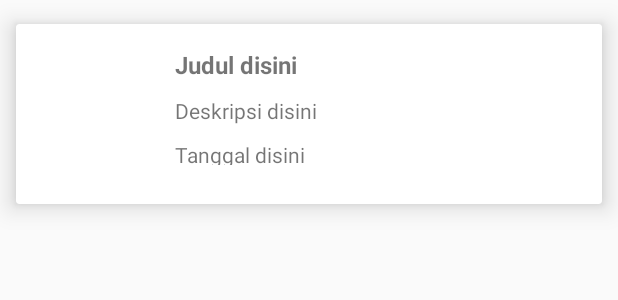
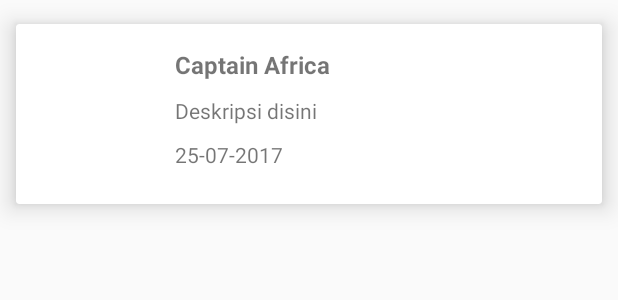
Before and after one commit to aharoldk/MovieDicoding, an Android app: the layout row_main.xml on its own in the app's theme, with its tools: preview values and no code run, on a phone screen of 412 x 824 dp. Shown: the top 300 px of the screen. Run offline under Robolectric (Android 15) with nearby library versions, the phone set to English and light mode, and no system bars.

Commit message:
Done Submission 1

```diff
--- a/app/build.gradle
+++ b/app/build.gradle
@@ -10,6 +10,9 @@ android {
         versionCode 1
         versionName "1.0"
         testInstrumentationRunner "android.support.test.runner.AndroidJUnitRunner"
+
+        buildConfigField("String", "API_KEY", API_KEY)
+        buildConfigField("String", "LANG", LANG)
     }
     buildTypes {
         release {
@@ -17,6 +20,7 @@ android {
             proguardFiles getDefaultProguardFile('proguard-android.txt'), 'proguard-rules.pro'
         }
     }
+
 }
 
 dependencies {
--- a/app/src/main/AndroidManifest.xml
+++ b/app/src/main/AndroidManifest.xml
@@ -21,7 +21,8 @@
                 <category android:name="android.intent.category.LAUNCHER" />
             </intent-filter>
         </activity>
-        <activity android:name=".DetailActivity" />
+        <activity android:name=".DetailActivity"
+            android:theme="@style/AppTheme.NoActionBar"/>
 
         <service android:name=".utils.gcmplayservices.SchedulerService"
             android:permission="com.google.android.gms.permission.BIND_NETWORK_TASK_SERVICE"
--- a/app/src/main/res/layout/row_main.xml
+++ b/app/src/main/res/layout/row_main.xml
@@ -1,6 +1,7 @@
 <?xml version="1.0" encoding="utf-8"?>
 <android.support.v7.widget.CardView xmlns:android="http://schemas.android.com/apk/res/android"
     xmlns:app="http://schemas.android.com/apk/res-auto"
+    xmlns:tools="http://schemas.android.com/tools"
     android:orientation="vertical"
     android:layout_width="match_parent"
     android:layout_height="wrap_content"
@@ -29,35 +30,35 @@
                 android:id="@+id/tvTitle"
                 android:layout_width="match_parent"
                 android:layout_height="wrap_content"
-                android:text="Judul disini"
                 android:maxLength="30"
                 android:ellipsize="end"
                 android:maxLines="1"
                 android:textSize="16sp"
                 android:textStyle="bold"
-                android:layout_marginBottom="10dp"/>
+                android:layout_marginBottom="10dp"
+                tools:text="Captain Africa"/>
 
             <TextView
                 android:id="@+id/tvDesk"
                 android:layout_width="match_parent"
                 android:layout_height="wrap_content"
-                android:text="Deskripsi disini"
                 android:maxLength="30"
                 android:ellipsize="end"
                 android:maxLines="1"
                 android:textSize="14sp"
-                android:layout_marginBottom="10dp"/>
+                android:layout_marginBottom="10dp"
+                tools:text="Deskripsi disini"/>
 
             <TextView
                 android:id="@+id/tvDate"
                 android:layout_width="match_parent"
                 android:layout_height="wrap_content"
-                android:text="Tanggal disini"
                 android:maxLength="30"
                 android:ellipsize="end"
                 android:maxLines="1"
                 android:textSize="14sp"
-                android:layout_marginBottom="10dp"/>
+                android:layout_marginBottom="10dp"
+                tools:text="25-07-2017"/>
         </LinearLayout>
     </LinearLayout>
 
--- a/app/src/main/res/values/styles.xml
+++ b/app/src/main/res/values/styles.xml
@@ -8,4 +8,10 @@
         <item name="colorAccent">@color/colorAccent</item>
     </style>
 
+    <style name="AppTheme.NoActionBar">
+        <item name="windowActionBar">false</item>
+        <item name="windowNoTitle">true</item>
+        <item name="android:windowContentTransitions">true</item>
+    </style>
+
 </resources>
--- a/gradle.properties
+++ b/gradle.properties
@@ -10,7 +10,8 @@
 # Specifies the JVM arguments used for the daemon process.
 # The setting is particularly useful for tweaking memory settings.
 org.gradle.jvmargs=-Xmx1536m
-
+API_KEY="3ee47da55c8dae070eb764306712efc3"
+LANG="en-US"
 # When configured, Gradle will run in incubating parallel mode.
 # This option should only be used with decoupled projects. More details, visit
 # http://www.gradle.org/docs/current/userguide/multi_project_builds.html#sec:decoupled_projects
```
Also changed, not shown: app/src/main/java/com/example/aharoldk/moviedicoding/DetailActivity.java (+32 -5 lines), app/src/main/java/com/example/aharoldk/moviedicoding/MainActivity.java (+23 -9 lines), app/src/main/res/layout/activity_detail.xml (+11 -2 lines), 5 other files.
